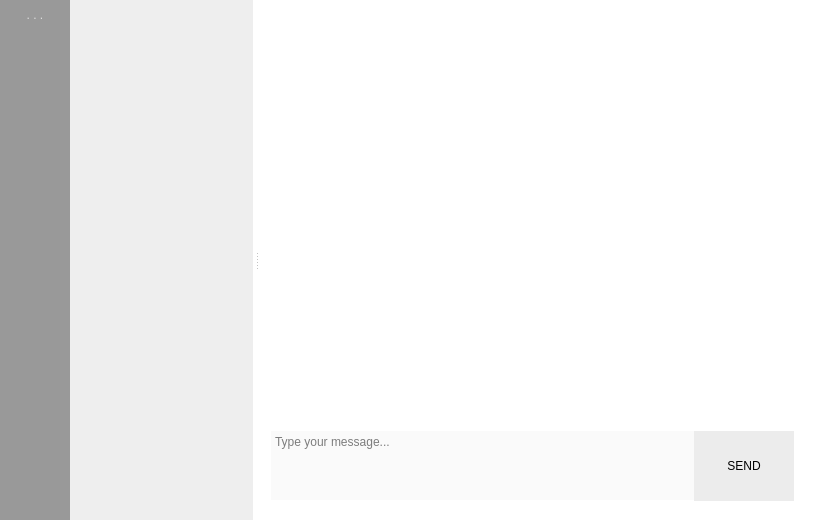
The window that E2EEIM-Desktop/mainwindow.ui (E2EEIM/E2EEIM) describes before a commit, drawn with Qt 5.
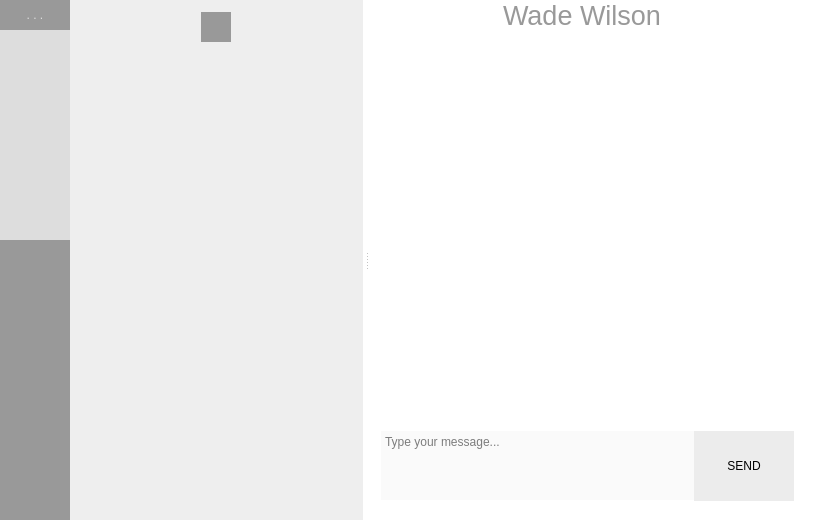
The same window after the commit. Icons and pictures are not drawn.

Commit message: Set pixmap support high-DPI. Read user data from text file and set new icon.

What changed in the file:
```diff
--- a/E2EEIM-Desktop/mainwindow.ui
+++ b/E2EEIM-Desktop/mainwindow.ui
@@ -138,15 +138,15 @@
         <string notr="true">QPushButton {
 	border: 0;
 	color: #dddddd;
-     background-color: #999999;
+     background-color: #dddddd;
  }
  QPushButton:!pressed {
 	color: #333333;
-     background-color: #dddddd;     
+     background-color: #ffffff;     
  }
  QPushButton:!hover {
 	color: #dddddd;
-     background-color: #999999;
+     background-color: #dddddd;
  }</string>
        </property>
        <property name="text">
@@ -179,15 +179,15 @@
         <string notr="true">QPushButton {
 	border: 0;
 	color: #dddddd;
-     background-color: #999999;
+     background-color: #dddddd;
  }
  QPushButton:!pressed {
 	color: #333333;
-     background-color: #dddddd;     
+     background-color: #ffffff;     
  }
  QPushButton:!hover {
 	color: #dddddd;
-     background-color: #999999;
+     background-color: #dddddd;
  }</string>
        </property>
        <property name="text">
@@ -235,15 +235,15 @@
         <string notr="true">QPushButton {
 	border: 0;
 	color: #dddddd;
-     background-color: #999999;
+     background-color: #dddddd;
  }
  QPushButton:!pressed {
 	color: #333333;
-     background-color: #dddddd;     
+     background-color: #ffffff;     
  }
  QPushButton:!hover {
 	color: #dddddd;
-     background-color: #999999;
+     background-color: #dddddd;
  }</string>
        </property>
        <property name="text">
@@ -297,7 +297,7 @@
        <property name="lineWidth">
         <number>0</number>
        </property>
-       <layout class="QHBoxLayout" name="horizontalLayout">
+       <layout class="QVBoxLayout" name="verticalLayout_2">
         <property name="spacing">
          <number>0</number>
         </property>
@@ -313,6 +313,77 @@
         <property name="bottomMargin">
          <number>0</number>
         </property>
+        <item>
+         <widget class="QFrame" name="frame_2">
+          <property name="frameShape">
+           <enum>QFrame::NoFrame</enum>
+          </property>
+          <property name="frameShadow">
+           <enum>QFrame::Raised</enum>
+          </property>
+          <property name="lineWidth">
+           <number>0</number>
+          </property>
+          <layout class="QHBoxLayout" name="horizontalLayout">
+           <property name="spacing">
+            <number>12</number>
+           </property>
+           <property name="leftMargin">
+            <number>12</number>
+           </property>
+           <property name="topMargin">
+            <number>12</number>
+           </property>
+           <property name="rightMargin">
+            <number>12</number>
+           </property>
+           <property name="bottomMargin">
+            <number>12</number>
+           </property>
+           <item>
+            <widget class="QPushButton" name="pushButton_AddList">
+             <property name="minimumSize">
+              <size>
+               <width>30</width>
+               <height>30</height>
+              </size>
+             </property>
+             <property name="maximumSize">
+              <size>
+               <width>30</width>
+               <height>30</height>
+              </size>
+             </property>
+             <property name="styleSheet">
+              <string notr="true">QPushButton {
+	border: 0;
+     background-color: #999999;
+ }
+ QPushButton:!pressed {
+     background-color: #777777;     
+ }
+ QPushButton:!hover {
+     background-color: #999999;
+ }</string>
+             </property>
+             <property name="text">
+              <string/>
+             </property>
+             <property name="icon">
+              <iconset resource="res.qrc">
+               <normaloff>:/img/add_new.png</normaloff>:/img/add_new.png</iconset>
+             </property>
+             <property name="iconSize">
+              <size>
+               <width>30</width>
+               <height>30</height>
+              </size>
+             </property>
+            </widget>
+           </item>
+          </layout>
+         </widget>
+        </item>
         <item>
          <widget class="QListWidget" name="listWidget_Contact">
           <property name="sizePolicy">
@@ -331,7 +402,7 @@
       <widget class="QFrame" name="frame_Conversation">
        <property name="sizePolicy">
         <sizepolicy hsizetype="Preferred" vsizetype="Preferred">
-         <horstretch>2</horstretch>
+         <horstretch>1</horstretch>
          <verstretch>0</verstretch>
         </sizepolicy>
        </property>
@@ -357,6 +428,27 @@
         <property name="bottomMargin">
          <number>0</number>
         </property>
+        <item>
+         <widget class="QLabel" name="label">
+          <property name="font">
+           <font>
+            <pointsize>20</pointsize>
+           </font>
+          </property>
+          <property name="layoutDirection">
+           <enum>Qt::LeftToRight</enum>
+          </property>
+          <property name="styleSheet">
+           <string notr="true">color: #999999;</string>
+          </property>
+          <property name="text">
+           <string notr="true">Wade Wilson</string>
+          </property>
+          <property name="alignment">
+           <set>Qt::AlignCenter</set>
+          </property>
+         </widget>
+        </item>
         <item>
          <widget class="QListWidget" name="listWidget_Conversation">
           <property name="sizePolicy">
```
Left out of the diff: 40 changed lines with no effect on the pictures. The commit also changes 16 other files.
